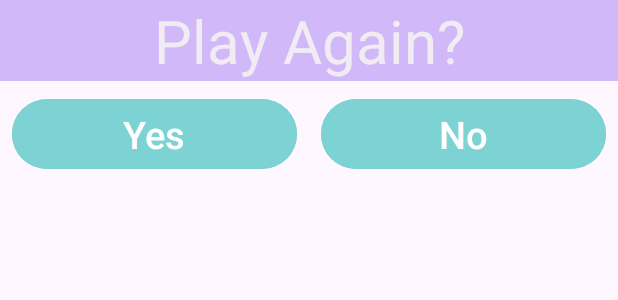
After one commit to noya312/Trivia, an Android app: the layout custom_dialog.xml on its own in the app's theme, with its tools: preview values and no code run, on a phone screen of 412 x 824 dp. The commit adds this screen. Shown: the top 300 px of the screen. Run offline under Robolectric (Android 15) with nearby library versions, the phone set to English and light mode, and no system bars.

Commit message:
add custom dialog

```diff
--- a/app/src/main/java/com/example/trivia11a/Collection.java
+++ b/app/src/main/java/com/example/trivia11a/Collection.java
@@ -6,6 +6,7 @@ public class Collection {
 
     private ArrayList<Question> arr;
     private int index; // מספר השאלה הבאה בתור
+
 
     public Collection()
     {
--- a/app/src/main/java/com/example/trivia11a/Collection2.java
+++ b/app/src/main/java/com/example/trivia11a/Collection2.java
@@ -3,6 +3,7 @@ package com.example.trivia11a;
 import java.util.ArrayList;
 
 public class Collection2  {
+
 
         private ArrayList<Question> arr;
         private int index; // מספר השאלה הבאה בתור
--- a/app/src/main/java/com/example/trivia11a/FbModule.java
+++ b/app/src/main/java/com/example/trivia11a/FbModule.java
@@ -28,6 +28,7 @@ public class FbModule {
                         ((MainActivity)context).setNewColorFromFb(str);
                     }
 
+
                     @Override
                     public void onCancelled(@NonNull DatabaseError error) {
 
--- a/app/src/main/java/com/example/trivia11a/GameActivity.java
+++ b/app/src/main/java/com/example/trivia11a/GameActivity.java
@@ -59,6 +59,7 @@ public class GameActivity extends AppCompatActivity implements View.OnClickListe
         if (collection2.isNotLastQuestion())
         {
             q = collection2.getNextQuestion();
+
 
             tvQuestion.setText(q.getQuestion());
             btna1.setText(q.getA1());
--- a/app/src/main/java/com/example/trivia11a/Instruction.java
+++ b/app/src/main/java/com/example/trivia11a/Instruction.java
@@ -17,4 +17,5 @@ public class Instruction extends AppCompatActivity {
         setContentView(R.layout.activity_instruction);
         t1= findViewById(R.id.t1);
     }
+
 }
--- a/app/src/main/java/com/example/trivia11a/MainActivity.java
+++ b/app/src/main/java/com/example/trivia11a/MainActivity.java
@@ -17,6 +17,7 @@ public class MainActivity extends AppCompatActivity {
     private ActivityResultLauncher<Intent> resultLauncher;
     private FbModule fbModule;
     private ConstraintLayout ll;
+    private String backgroundcolor;
 
     @Override
     protected void onCreate(Bundle savedInstanceState) {
@@ -34,6 +35,7 @@ public class MainActivity extends AppCompatActivity {
                     public void onActivityResult(ActivityResult o) {
                         if(o.getResultCode() == RESULT_OK)
                         {
+
                             Intent data = o.getData();
                             String str = data.getStringExtra("color");
                             fbModule.writeBackgroundColorToFb(str);
@@ -47,6 +49,7 @@ public class MainActivity extends AppCompatActivity {
 
     public void onClickStart(View view) {
         Intent intent = new Intent(this, GameActivity.class);
+        intent.putExtra("nncolor", backgroundcolor);
         startActivity(intent);
     }
 
@@ -56,12 +59,15 @@ public class MainActivity extends AppCompatActivity {
     }
 
     public void onClickInstruction(View view) {
+        Intent i = new Intent(this, Instruction.class);
+        resultLauncher.launch(i);
     }
 
     public void setNewColorFromFb(String str) {
         // הפיירבייס קורא לפעולה בפעם הראשונה
         // ואחרי כל פעם שהמשתמש משנה את הצבע
         Toast.makeText(MainActivity.this, str, Toast.LENGTH_SHORT).show();
+        backgroundcolor= str;
         setBackgroundColor(str);
     }
 
--- a/app/src/main/java/com/example/trivia11a/Question.java
+++ b/app/src/main/java/com/example/trivia11a/Question.java
@@ -11,6 +11,7 @@ public class Question {
         this.a3 = a3;
         this.a4 = a4;
         this.correct = correct;
+
     }
 
     public String getQuestion() {
--- a/app/src/main/java/com/example/trivia11a/SettingActivity.java
+++ b/app/src/main/java/com/example/trivia11a/SettingActivity.java
@@ -35,7 +35,6 @@ public class SettingActivity extends AppCompatActivity implements View.OnClickLi
                 new ArrayAdapter(this, android.R.layout.simple_spinner_item,arrColor);
         aa.setDropDownViewResource(android.R.layout.simple_spinner_dropdown_item);
         spinner.setAdapter(aa);
-
     }
 
     @Override
@@ -45,6 +44,7 @@ public class SettingActivity extends AppCompatActivity implements View.OnClickLi
         setResult(RESULT_OK,i);
         finish();  // close the activity
     }
+
 
     @Override
     public void onItemSelected(AdapterView<?> parent, View view, int position, long id) {
--- a/app/src/main/res/layout/activity_game.xml
+++ b/app/src/main/res/layout/activity_game.xml
@@ -7,6 +7,7 @@
     android:id="@+id/activity_game"
     tools:context=".GameActivity"
     android:orientation="vertical">
+
 
     <TextView
         android:layout_width="match_parent"
--- a/app/src/main/res/layout/activity_instruction.xml
+++ b/app/src/main/res/layout/activity_instruction.xml
@@ -10,6 +10,7 @@
     android:gravity="center"
     android:padding="20dp"
     tools:context=".Instruction">
+
 
 
 
--- a/app/src/main/res/layout/activity_main.xml
+++ b/app/src/main/res/layout/activity_main.xml
@@ -6,6 +6,7 @@
     android:layout_width="match_parent"
     android:layout_height="match_parent"
     tools:context=".MainActivity">
+
 
 
     <Button
--- a/app/src/main/res/layout/activity_setting.xml
+++ b/app/src/main/res/layout/activity_setting.xml
@@ -9,6 +9,7 @@
     tools:context=".SettingActivity">
 
     <TextView
+
         android:layout_width="match_parent"
         android:layout_height="wrap_content"
         android:text="בחרו צבע"
--- /dev/null
+++ b/app/src/main/res/layout/custom_dialog.xml
@@ -0,0 +1,41 @@
+<?xml version="1.0" encoding="utf-8"?>
+<LinearLayout xmlns:android="http://schemas.android.com/apk/res/android"
+    android:orientation="vertical"
+    android:layout_width="match_parent"
+    android:layout_height="match_parent">
+
+
+    <TextView
+        android:layout_width="match_parent"
+        android:layout_height="wrap_content"
+        android:gravity="center"
+        android:textColor="#F1EBF3"
+        android:background="#D1B8F8"
+        android:text="Play Again?"
+        android:textSize="40dp"></TextView>
+
+    <LinearLayout
+        android:layout_width="wrap_content"
+        android:layout_height="wrap_content"
+        android:orientation="horizontal">
+
+        <Button
+            android:id="@+id/btnYes"
+            android:layout_width="190dp"
+            android:layout_height="wrap_content"
+            android:layout_margin="8dp"
+            android:textSize="25dp"
+            android:backgroundTint="#7DD3D3"
+            android:text="Yes"></Button>
+
+        <Button
+            android:id="@+id/btnNo"
+            android:layout_width="190dp"
+            android:textSize="25dp"
+            android:backgroundTint="#7DD3D3"
+            android:layout_height="wrap_content"
+            android:layout_margin="8dp"
+            android:text="No"></Button>
+    </LinearLayout>
+
+</LinearLayout>
```
Also changed, not shown: app/src/main/java/com/example/trivia11a/CustomDialog.java (added, +40 -0 lines).
